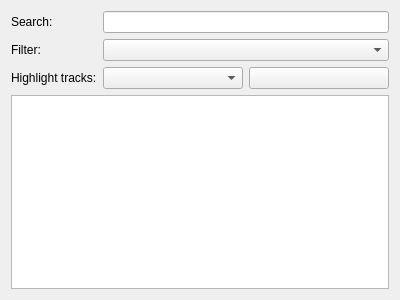
Old version of the form src/gui-remote/collectionwidget.ui in the repository hyperquantum/PMP.
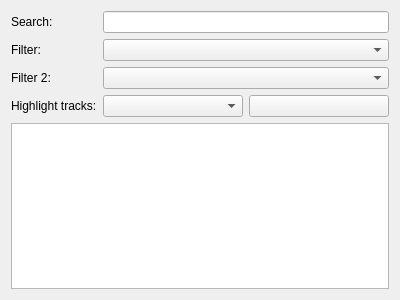
New version of the form.

Commit message:
Music collection view: add second filter field
Add a second filter combobox to the music collection view. The second
filter field will only be visible when the first filter is set to
something other than "none". Both filters are combined with a logical
"AND" operation, so a track must satisfy both filter criteria in order
to be shown in the list.

Diff of the .ui file:
```diff
--- a/src/gui-remote/collectionwidget.ui
+++ b/src/gui-remote/collectionwidget.ui
@@ -36,14 +36,14 @@
        </property>
       </widget>
      </item>
-     <item row="2" column="0">
+     <item row="3" column="0">
       <widget class="QLabel" name="highlightTracksLabel">
        <property name="text">
         <string>Highlight tracks:</string>
        </property>
       </widget>
      </item>
-     <item row="2" column="1">
+     <item row="3" column="1">
       <layout class="QHBoxLayout" name="horizontalLayout">
        <item>
         <widget class="QComboBox" name="highlightTracksComboBox"/>
@@ -61,7 +61,25 @@
       </widget>
      </item>
      <item row="1" column="1">
-      <widget class="QComboBox" name="filterTracksComboBox"/>
+      <widget class="QComboBox" name="filterTracksComboBox">
+       <property name="maxVisibleItems">
+        <number>15</number>
+       </property>
+      </widget>
+     </item>
+     <item row="2" column="0">
+      <widget class="QLabel" name="filterTracks2Label">
+       <property name="text">
+        <string>Filter 2:</string>
+       </property>
+      </widget>
+     </item>
+     <item row="2" column="1">
+      <widget class="QComboBox" name="filterTracks2ComboBox">
+       <property name="maxVisibleItems">
+        <number>15</number>
+       </property>
+      </widget>
      </item>
     </layout>
    </item>
```
Left out of the diff: 6 changed lines with no effect on the pictures. The commit also changes 4 other files.
